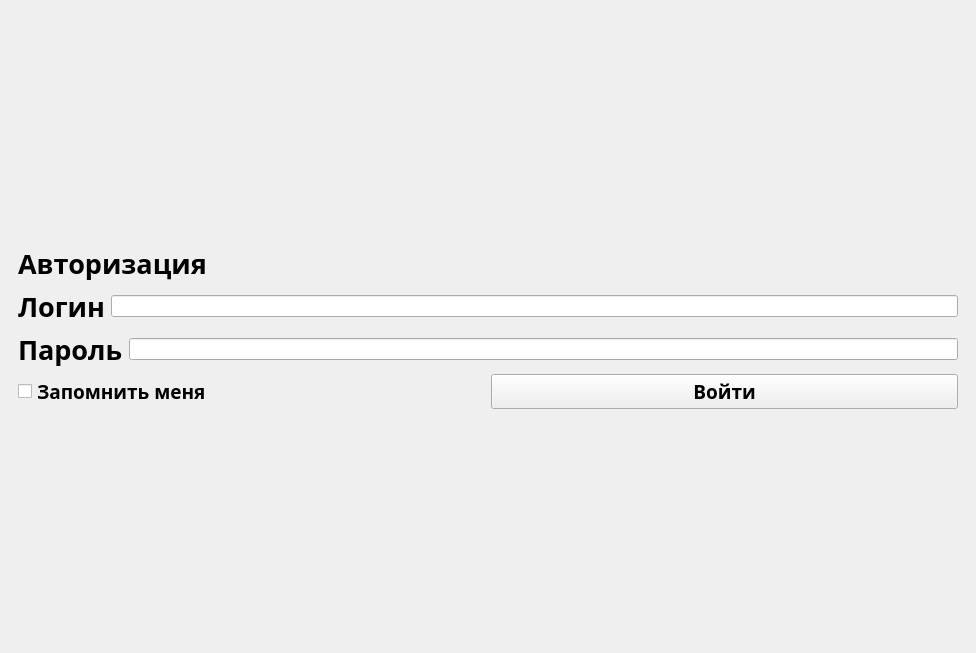
First picture: the form in OrganizeForm.ui, repository faryek/KARELLO, before the edit.
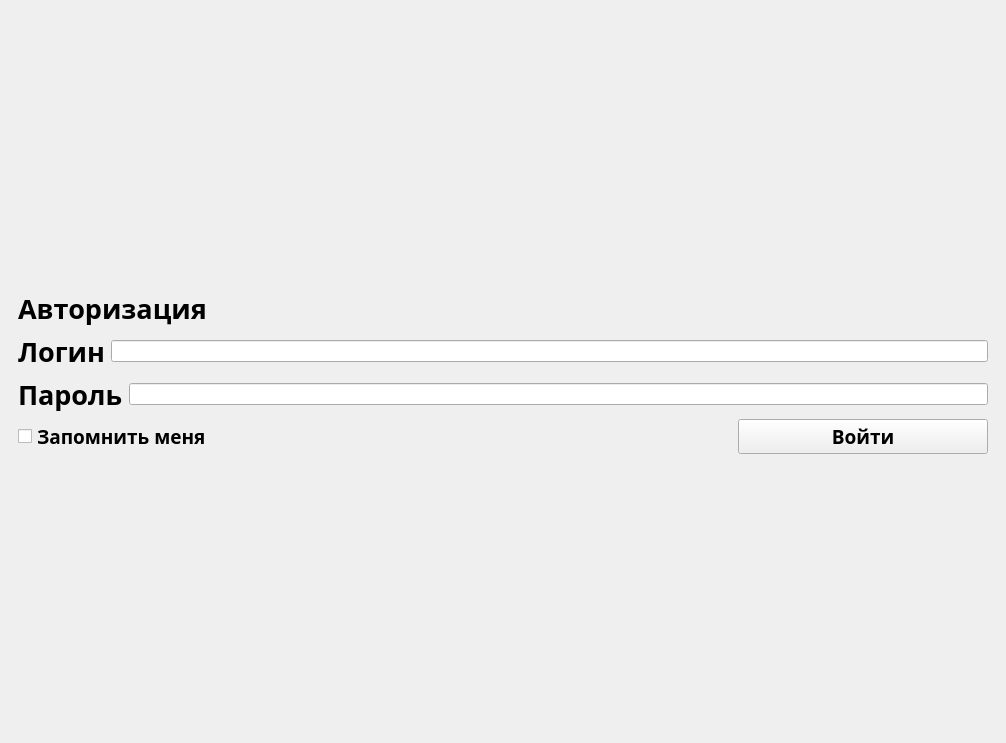
Second picture: the form after the edit. The open tabs and pages were chosen to show the change.

The edit to the form file:
```diff
--- a/OrganizeForm.ui
+++ b/OrganizeForm.ui
@@ -6,8 +6,8 @@
    <rect>
     <x>0</x>
     <y>0</y>
-    <width>976</width>
-    <height>653</height>
+    <width>1006</width>
+    <height>743</height>
    </rect>
   </property>
   <property name="windowTitle">
@@ -1620,8 +1620,33 @@
               </property>
              </widget>
             </item>
+            <item>
+             <spacer name="horizontalSpacer_32">
+              <property name="orientation">
+               <enum>Qt::Horizontal</enum>
+              </property>
+              <property name="sizeHint" stdset="0">
+               <size>
+                <width>40</width>
+                <height>20</height>
+               </size>
+              </property>
+             </spacer>
+            </item>
             <item>
              <widget class="QPushButton" name="enterButton">
+              <property name="sizePolicy">
+               <sizepolicy hsizetype="Fixed" vsizetype="Fixed">
+                <horstretch>0</horstretch>
+                <verstretch>0</verstretch>
+               </sizepolicy>
+              </property>
+              <property name="minimumSize">
+               <size>
+                <width>250</width>
+                <height>0</height>
+               </size>
+              </property>
               <property name="font">
                <font>
                 <family>Akrobat SemiBold</family>
```
Left out of the diff: 4 changed lines with no effect on the pictures.
